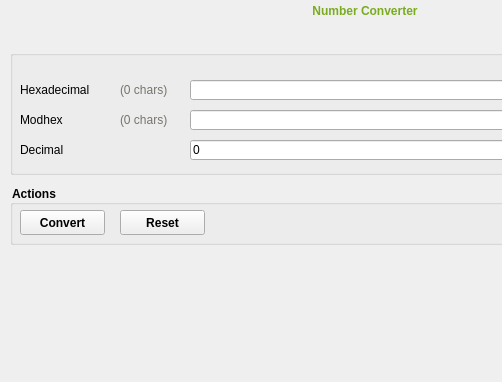
Before: the Qt Designer form src/ui/toolpage.ui in Yubico/yubikey-personalization-gui, drawn with Qt 5; both pictures show x 0 to 502 and y 0 to 382 of the 730 by 650 pixel window.
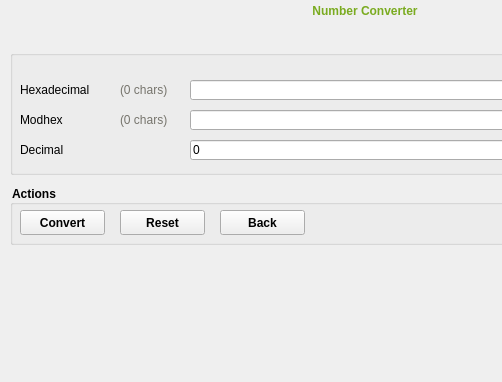
After: the same form once the commit is applied.

Commit message: activate the tool base page and add a backbutton to the converter page

What changed in the file:
```diff
--- a/src/ui/toolpage.ui
+++ b/src/ui/toolpage.ui
@@ -518,6 +518,19 @@
       <bool>false</bool>
      </property>
     </widget>
+    <widget class="QPushButton" name="converterBackBtn">
+     <property name="geometry">
+      <rect>
+       <x>210</x>
+       <y>25</y>
+       <width>85</width>
+       <height>25</height>
+      </rect>
+     </property>
+     <property name="text">
+      <string>Back</string>
+     </property>
+    </widget>
    </widget>
   </widget>
  </widget>
```
The commit also changes 1 other file.
